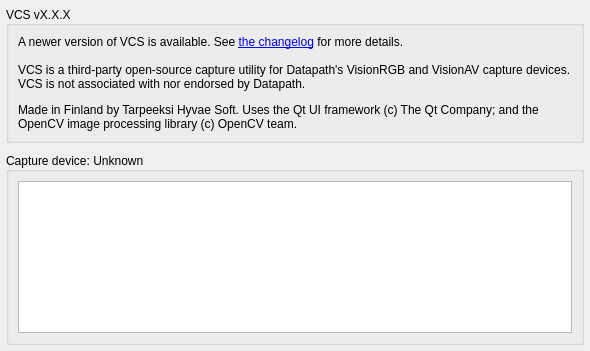
Above: src/display/qt/dialogs/ui/about_dialog.ui from mrehkopf/vcs before the change. Below: the same form after it.
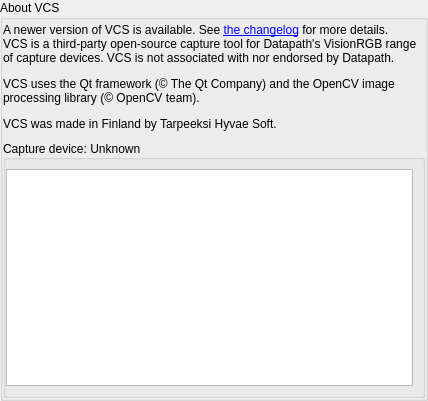
That is the form after the change. Custom widgets are drawn as their Qt base class.

The edit to the form file:
```diff
--- a/src/display/qt/dialogs/ui/about_dialog.ui
+++ b/src/display/qt/dialogs/ui/about_dialog.ui
@@ -6,28 +6,28 @@
    <rect>
     <x>0</x>
     <y>0</y>
-    <width>590</width>
-    <height>351</height>
+    <width>428</width>
+    <height>401</height>
    </rect>
   </property>
   <property name="windowTitle">
    <string>Dialog</string>
   </property>
-  <layout class="QVBoxLayout" name="verticalLayout">
+  <layout class="QVBoxLayout" name="verticalLayout_5">
    <property name="spacing">
     <number>0</number>
    </property>
    <property name="leftMargin">
-    <number>6</number>
+    <number>0</number>
    </property>
    <property name="topMargin">
-    <number>6</number>
+    <number>0</number>
    </property>
    <property name="rightMargin">
     <number>0</number>
    </property>
    <property name="bottomMargin">
-    <number>6</number>
+    <number>0</number>
    </property>
    <item>
     <widget class="QScrollArea" name="scrollArea_about">
@@ -42,13 +42,13 @@
        <rect>
         <x>0</x>
         <y>0</y>
-        <width>584</width>
-        <height>339</height>
+        <width>428</width>
+        <height>401</height>
        </rect>
       </property>
-      <layout class="QVBoxLayout" name="verticalLayout_8">
+      <layout class="QVBoxLayout" name="verticalLayout_4">
        <property name="spacing">
-        <number>9</number>
+        <number>0</number>
        </property>
        <property name="leftMargin">
         <number>0</number>
@@ -57,37 +57,73 @@
         <number>0</number>
        </property>
        <property name="rightMargin">
-        <number>6</number>
+        <number>0</number>
        </property>
        <property name="bottomMargin">
         <number>0</number>
        </property>
        <item>
-        <widget class="QGroupBox" name="groupBox_aboutVCS">
-         <property name="font">
-          <font>
-           <weight>50</weight>
-           <bold>false</bold>
-          </font>
+        <widget class="QGroupBox" name="groupBox">
+         <property name="sizePolicy">
+          <sizepolicy hsizetype="Preferred" vsizetype="Preferred">
+           <horstretch>0</horstretch>
+           <verstretch>0</verstretch>
+          </sizepolicy>
          </property>
          <property name="title">
-          <string>VCS vX.X.X</string>
+          <string>About VCS</string>
          </property>
-         <property name="alignment">
-          <set>Qt::AlignLeading|Qt::AlignLeft|Qt::AlignVCenter</set>
-         </property>
-         <property name="flat">
-          <bool>false</bool>
-         </property>
-         <property name="checkable">
-          <bool>false</bool>
+         <layout class="QVBoxLayout" name="verticalLayout">
+          <property name="spacing">
+           <number>9</number>
+          </property>
+          <property name="leftMargin">
+           <number>0</number>
+          </property>
+          <property name="topMargin">
+           <number>3</number>
+          </property>
+          <property name="rightMargin">
+           <number>0</number>
+          </property>
+          <property name="bottomMargin">
+           <number>0</number>
+          </property>
+          <item>
+           <widget class="QFrame" name="frame">
+            <property name="sizePolicy">
+             <sizepolicy hsizetype="Preferred" vsizetype="Preferred">
+              <horstretch>0</horstretch>
+              <verstretch>0</verstretch>
+             </sizepolicy>
+            </property>
+            <property name="frameShape">
+             <enum>QFrame::NoFrame</enum>
          </property>
          <layout class="QVBoxLayout" name="verticalLayout_2">
           <property name="spacing">
-           <number>14</number>
+              <number>0</number>
+             </property>
+             <property name="leftMargin">
+              <number>0</number>
+             </property>
+             <property name="topMargin">
+              <number>0</number>
+             </property>
+             <property name="rightMargin">
+              <number>0</number>
+             </property>
+             <property name="bottomMargin">
+              <number>0</number>
           </property>
           <item>
            <widget class="QLabel" name="label_newVersionNotice">
+               <property name="sizePolicy">
+                <sizepolicy hsizetype="Preferred" vsizetype="Preferred">
+                 <horstretch>0</horstretch>
+                 <verstretch>0</verstretch>
+                </sizepolicy>
+               </property>
             <property name="font">
              <font>
               <italic>false</italic>
@@ -106,8 +142,14 @@
           </item>
           <item>
            <widget class="QLabel" name="label_17">
+               <property name="sizePolicy">
+                <sizepolicy hsizetype="Preferred" vsizetype="Preferred">
+                 <horstretch>0</horstretch>
+                 <verstretch>0</verstretch>
+                </sizepolicy>
+               </property>
             <property name="text">
-             <string>&lt;html&gt;&lt;head/&gt;&lt;body&gt;&lt;p&gt;VCS is a third-party open-source capture utility for Datapath's VisionRGB and VisionAV capture devices. VCS is not associated with nor endorsed by Datapath.&lt;/p&gt;&lt;p&gt;Made in Finland by Tarpeeksi Hyvae Soft. Uses the Qt UI framework (c) The Qt Company; and the OpenCV image processing library (c) OpenCV team.&lt;/p&gt;&lt;/body&gt;&lt;/html&gt;</string>
+                <string>&lt;html&gt;&lt;head/&gt;&lt;body&gt;&lt;p&gt;VCS is a third-party open-source capture tool for Datapath's VisionRGB range of capture devices. VCS is not associated with nor endorsed by Datapath.&lt;/p&gt;&lt;p&gt;VCS uses the Qt framework (© The Qt Company) and the OpenCV image processing library (© OpenCV team).&lt;/p&gt;&lt;p&gt;VCS was made in Finland by Tarpeeksi Hyvae Soft.&lt;/p&gt;&lt;/body&gt;&lt;/html&gt;</string>
             </property>
             <property name="alignment">
              <set>Qt::AlignLeading|Qt::AlignLeft|Qt::AlignVCenter</set>
@@ -125,6 +167,12 @@
          <property name="enabled">
           <bool>true</bool>
          </property>
+            <property name="sizePolicy">
+             <sizepolicy hsizetype="Preferred" vsizetype="Expanding">
+              <horstretch>0</horstretch>
+              <verstretch>0</verstretch>
+             </sizepolicy>
+            </property>
          <property name="title">
           <string>Capture device: Unknown</string>
          </property>
@@ -136,13 +184,19 @@
          </property>
          <layout class="QVBoxLayout" name="verticalLayout_3">
           <property name="leftMargin">
-           <number>9</number>
+              <number>0</number>
           </property>
           <property name="rightMargin">
            <number>9</number>
           </property>
           <item>
            <widget class="PropertyTable" name="tableWidget_captureDeviceFeatures">
+               <property name="sizePolicy">
+                <sizepolicy hsizetype="Expanding" vsizetype="Minimum">
+                 <horstretch>0</horstretch>
+                 <verstretch>0</verstretch>
+                </sizepolicy>
+               </property>
             <property name="sizeAdjustPolicy">
              <enum>QAbstractScrollArea::AdjustToContents</enum>
             </property>
@@ -179,6 +233,9 @@
             <attribute name="verticalHeaderMinimumSectionSize">
              <number>28</number>
             </attribute>
+              </widget>
+             </item>
+            </layout>
            </widget>
           </item>
          </layout>
```
Lines whose indentation alone changed are shown as unchanged.
